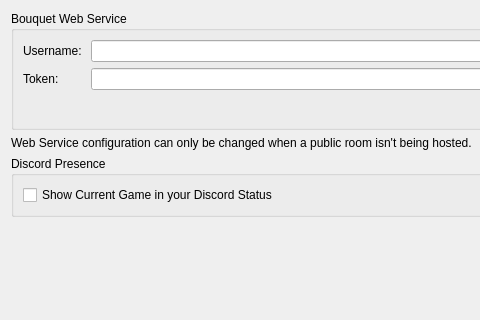
This is src/yuzu/configuration/configure_web.ui in justr4mzi/bouquet as Qt 5 draws it before an edit; both pictures show x 0 to 480 and y 0 to 320 of the 926 by 561 pixel window. The edited form follows.
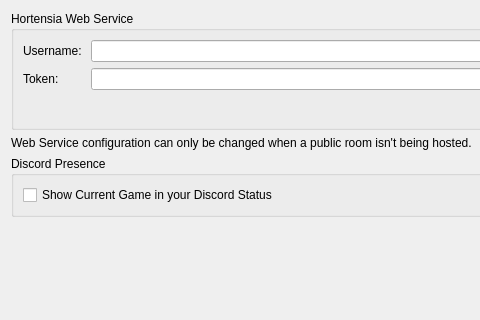
This is the edited form.

Commit message:
Rename Bouquet to Hortensia: name, data folder, log file, icons from the hydrangea logo, deep violet theme
Imports at the first start now also offer Bouquet and Eglantine's new folder.

```diff
--- a/src/yuzu/configuration/configure_web.ui
+++ b/src/yuzu/configuration/configure_web.ui
@@ -22,7 +22,7 @@
      <item>
       <widget class="QGroupBox" name="groupBoxWebConfig">
        <property name="title">
-        <string>Bouquet Web Service</string>
+        <string>Hortensia Web Service</string>
        </property>
        <layout class="QVBoxLayout" name="verticalLayoutYuzuWebService">
         <item>
```
The commit also changes 62 other files.
